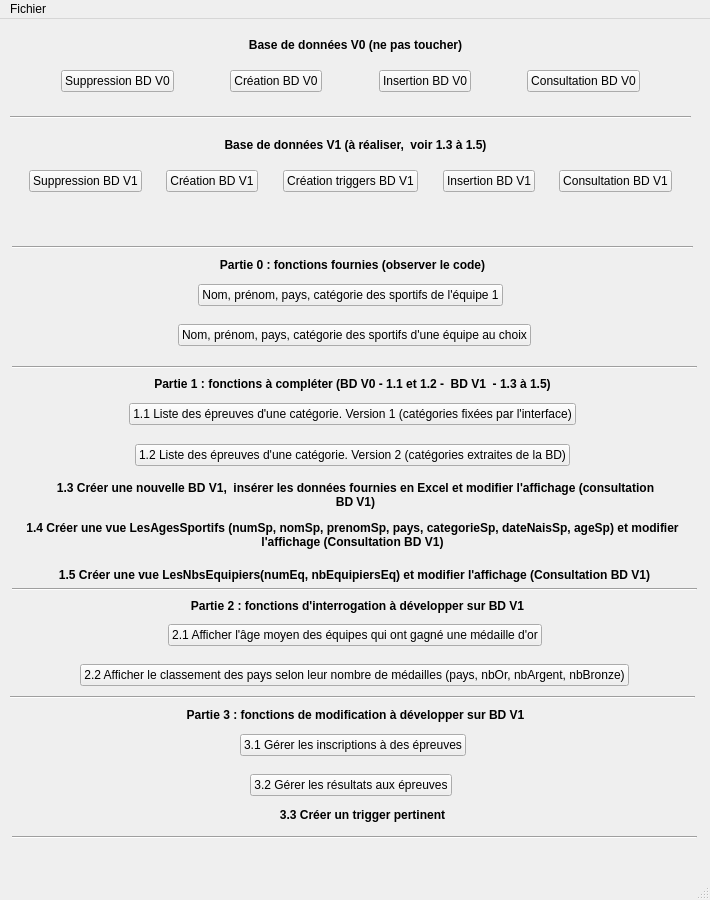
Above: gui/mainWindow.ui from Drusstroyer/cebd-jo-2022-master before the change. Below: the same form after it.
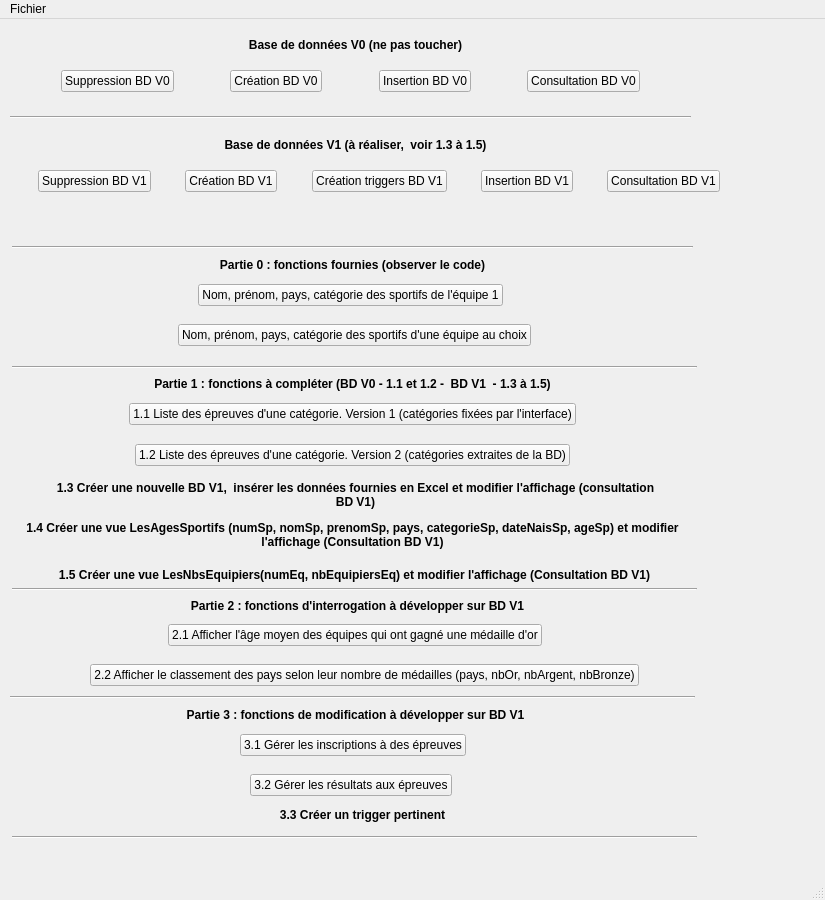
That is the form after the change.

```diff
--- a/gui/mainWindow.ui
+++ b/gui/mainWindow.ui
@@ -6,7 +6,7 @@
    <rect>
     <x>0</x>
     <y>0</y>
-    <width>710</width>
+    <width>825</width>
     <height>900</height>
    </rect>
   </property>
@@ -538,7 +538,7 @@
      <rect>
       <x>12</x>
       <y>640</y>
-      <width>685</width>
+      <width>705</width>
       <height>32</height>
      </rect>
     </property>
@@ -788,7 +788,7 @@
      <rect>
       <x>10</x>
       <y>140</y>
-      <width>681</width>
+      <width>738</width>
       <height>44</height>
      </rect>
     </property>
@@ -936,8 +936,8 @@
     <rect>
      <x>0</x>
      <y>0</y>
-     <width>710</width>
-     <height>21</height>
+     <width>825</width>
+     <height>22</height>
     </rect>
    </property>
    <widget class="QMenu" name="menuFiles">
```
Left out of the diff: 17 changed lines with no effect on the pictures.
